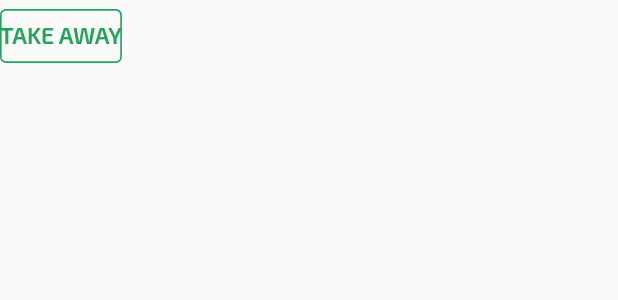
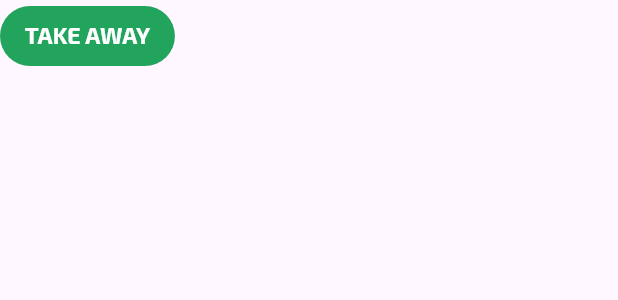
Before and after one commit to dubydu/fluttourII, a Flutter app: the AppPrimaryButton widget shown alone on an empty page, opened directly, on a phone screen of 412 x 824 dp. Shown: the top 300 px of the screen. Run offline on Flutter 3.47's test engine with Material 2 defaults, Android fonts, the phone set to English and light mode, and no system bars; our stand-ins replace connectivity_plus, dartz, dio, easy_localization, equatable, flutter_bloc and 5 more; generated files the repository leaves out were written again; network calls fail.

```diff
--- a/lib/my_app.dart
+++ b/lib/my_app.dart
@@ -22,7 +22,7 @@ Future<void> myMain() async {
       EasyLocalization(
         supportedLocales: const [AppLocales.en, AppLocales.zh],
         path: AppLocales.path,
-        fallbackLocale: AppLocales.zh,
+        fallbackLocale: AppLocales.en,
         child: const MyApp(),
       )
   );
--- a/lib/presentation/home/home_page.dart
+++ b/lib/presentation/home/home_page.dart
@@ -14,7 +14,6 @@ class HomePage extends StatefulWidget {
 
 class _HomePageState extends State<HomePage>
     with ResponsiveMixin, AfterLayoutMixin, RouteAware {
-
   late HomeBloc _homeBloc;
 
   @override
@@ -33,7 +32,10 @@ class _HomePageState extends State<HomePage>
   void didChangeDependencies() {
     super.didChangeDependencies();
     // Subscribe routeAware
-    global.navigationObserver.subscribe(this, ModalRoute.of(context)!);
+    final ModalRoute<dynamic>? modalRoute = ModalRoute.of(context);
+    if (modalRoute != null) {
+      global.navigationObserver.subscribe(this, modalRoute);
+    }
   }
 
   @override
@@ -53,8 +55,7 @@ class _HomePageState extends State<HomePage>
   @override
   Widget build(BuildContext context) {
     initResponsive(context);
-    return BaseMaterialPage(
-      child: SafeArea(
+    return BaseMaterialPage(child: SafeArea(
       child: BlocBuilder<HomeBloc, HomeState>(
         builder: (context, state) {
           if (state.fluttour != null) {
@@ -75,7 +76,7 @@ class _HomePageState extends State<HomePage>
                 SizedBox(height: 32.h),
                 /*
                 AppPrimaryButton(
-                    title: LocaleTexts.next.tr(),
+                  title: LocaleTexts.next.tr().toUpperCase(),
                   onPressed: () {
                     transitionToSliverPage();
                   },
@@ -92,7 +93,6 @@ class _HomePageState extends State<HomePage>
           }
         },
       ),
-      )
-    );
+    ));
   }
 }
--- a/lib/presentation/sliver/sliver_page.dart
+++ b/lib/presentation/sliver/sliver_page.dart
@@ -318,7 +318,6 @@ class HeaderDescriptionWidget extends StatelessWidget {
                     alignment: Alignment.centerRight,
                     child: SizedBox(
                       height: 38.h,
-                      width: 113.w,
                       child: AppPrimaryButton(
                         title: 'TAKE AWAY',
                         onPressed: () {},
--- a/lib/util/app_global.dart
+++ b/lib/util/app_global.dart
@@ -1,11 +1,12 @@
-library order_app.globals;
 import 'package:flutter/material.dart';
 
-RouteObserver<ModalRoute<void>> navigationObserver = RouteObserver<ModalRoute<void>>();
+RouteObserver<ModalRoute<void>> navigationObserver =
+    RouteObserver<ModalRoute<void>>();
 
 ThemeData theme = ThemeData(
-    fontFamily: "Exo2",
-    pageTransitionsTheme: _buildPageTransitionsTheme()
+  fontFamily: "Exo2",
+  pageTransitionsTheme: _buildPageTransitionsTheme(),
+  useMaterial3: true,
 );
 
 /// Custom page transitions theme
--- a/lib/util/app_mixin.dart
+++ b/lib/util/app_mixin.dart
@@ -12,10 +12,10 @@ mixin AfterLayoutMixin<T extends StatefulWidget> on State<T> {
   @override
   void initState() {
     super.initState();
-    WidgetsBinding
-        .instance
-        .addPostFrameCallback((_) => afterFirstLayout(context));
+    WidgetsBinding.instance
+        .addPostFrameCallback((_) async => afterFirstLayout(context));
   }
+
   Future<void> afterFirstLayout(BuildContext context);
 }
 
--- a/lib/util/widget/app_primary_button.dart
+++ b/lib/util/widget/app_primary_button.dart
@@ -5,7 +5,7 @@ class AppPrimaryButton extends StatelessWidget {
   const AppPrimaryButton({
     Key? key,
     required this.onPressed,
-    required this.title
+    required this.title,
   }) : super(key: key);
 
   final VoidCallback onPressed;
@@ -13,17 +13,15 @@ class AppPrimaryButton extends StatelessWidget {
 
   @override
   Widget build(BuildContext context) {
-    return Theme(
-      data: ThemeData(
-        colorScheme: const ColorScheme.light(primary: AppColor.active),
-      ),
-      child: OutlinedButton(
-          style: OutlinedButton.styleFrom(
-            side: BorderSide(width: 1.sp, color: AppColor.active),
-            padding: EdgeInsets.only(bottom: 1.5.h)
-          ),
-          onPressed: onPressed,
-          child: AppText.primaryButtonText(title, color: AppColor.active)
+    return FilledButton.tonal(
+      style: FilledButton.styleFrom(
+          backgroundColor: AppColor.active,
+          padding: EdgeInsets.only(bottom: 1.h, left: 15.w, right: 15.w)),
+      onPressed: onPressed,
+      child: AppText.primaryButtonText(
+        title,
+        color: AppColor.white,
+        fontWeight: FontWeightType.bold,
       ),
     );
   }
```
Also changed, not shown: lib/presentation/base/base_material_page.dart (+4 -4 lines). Lines whose indentation alone changed are shown as unchanged.
